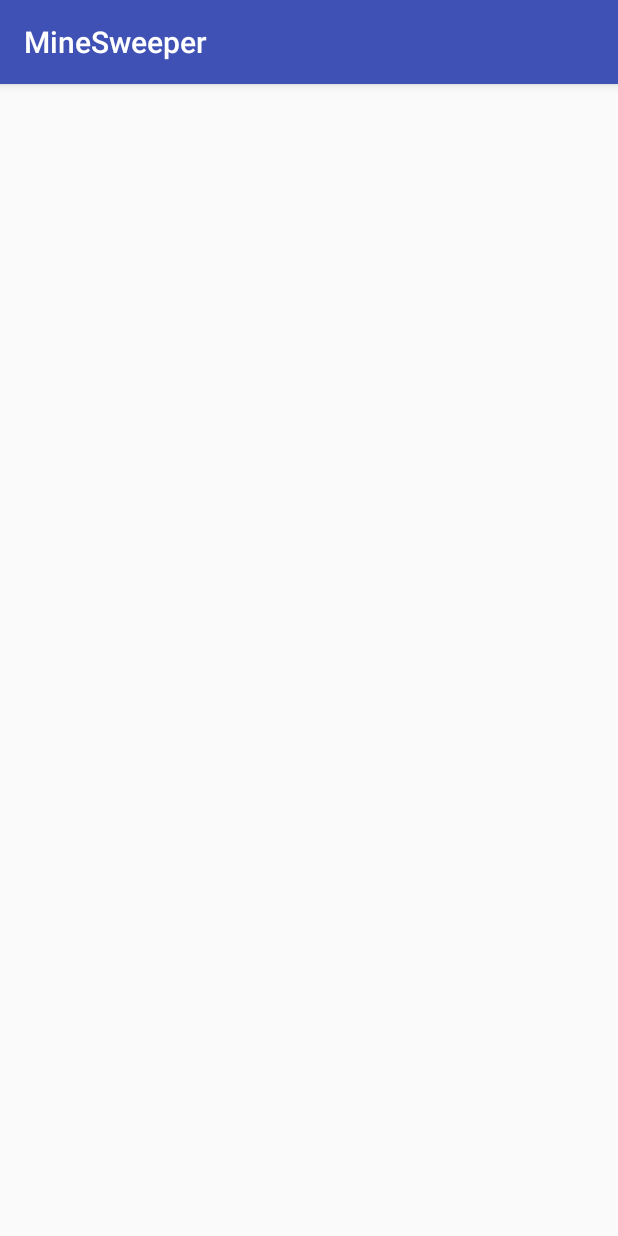
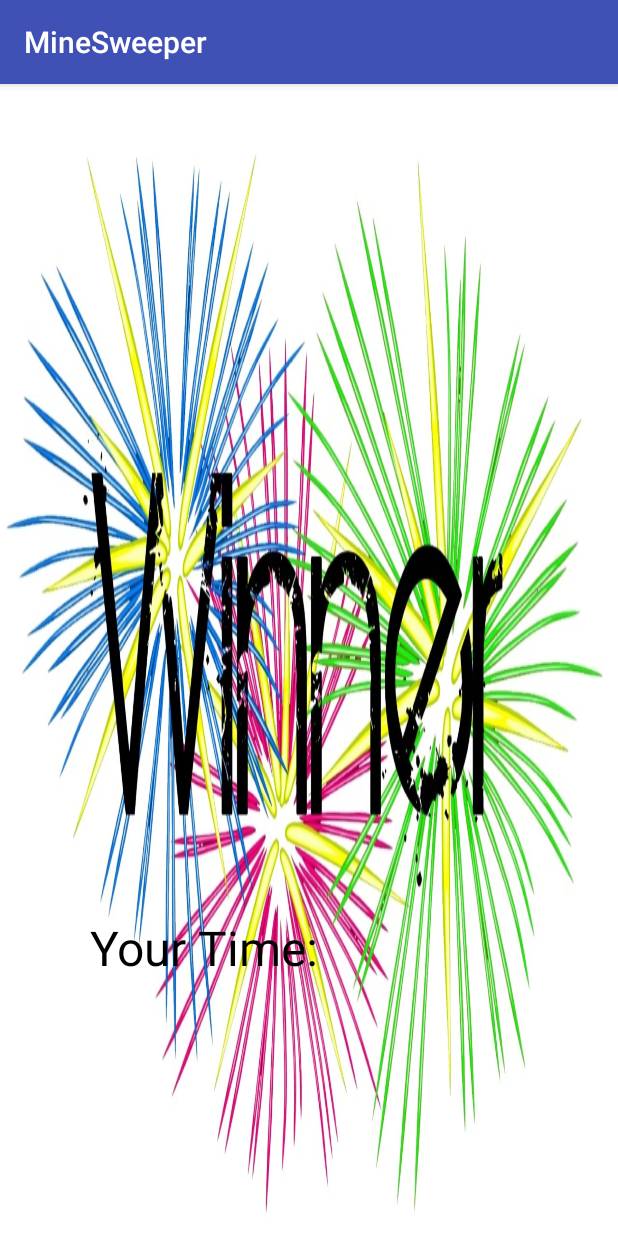
Before and after one commit to karin204/MineSweeper2, an Android app: the EndGameActivity screen opened directly, with no data from a screen before it, on a phone screen of 412 x 824 dp. Run offline under Robolectric (Android 15) with nearby library versions, the phone set to English and light mode, and no system bars; 1 statement that could not run was skipped.

Commit message:
cancel screen rotation creating new variable in mybutton class - background creating winning screen creating lose screen

```diff
--- a/app/src/main/java/com/example/karin/minesweeper/UI/EndGameActivity.java
+++ b/app/src/main/java/com/example/karin/minesweeper/UI/EndGameActivity.java
@@ -3,6 +3,7 @@ package com.example.karin.minesweeper.UI;
 import android.content.Intent;
 import android.support.v7.app.AppCompatActivity;
 import android.os.Bundle;
+import android.widget.RelativeLayout;
 import android.widget.TextView;
 
 import com.example.karin.minesweeper.R;
@@ -12,16 +13,30 @@ import org.w3c.dom.Text;
 public class EndGameActivity extends AppCompatActivity {
 
     private String result;
+    private String time;
     TextView txtRes;
+    TextView txtTime;
+    RelativeLayout endLayout;
 
     @Override
     protected void onCreate(Bundle savedInstanceState) {
         super.onCreate(savedInstanceState);
         setContentView(R.layout.activity_end_game);
         Intent intent = getIntent();
-        result = intent.getStringExtra(StartPageActivity.DETAILS);
-        txtRes = (TextView)findViewById(R.id.textView);
-        txtRes.setText(result);
+        result = intent.getStringExtra(GameActivity.RESULT) ;
+        time = intent.getStringExtra(GameActivity.TIMER);
+        endLayout = (RelativeLayout)findViewById(R.id.activity_end_game);
 
+        txtRes = (TextView)findViewById(R.id.txtPlayer);
+        txtTime = (TextView)findViewById((R.id.txtTime));
+
+        if(result.equals("Lose")) {
+            endLayout.setBackgroundResource(R.drawable.lose);
+            txtRes.setText("");
+        }
+        else {
+            endLayout.setBackgroundResource(R.drawable.winer);
+            txtTime.setText(time);
+        }
     }
 }
--- a/app/src/main/java/com/example/karin/minesweeper/UI/MyButton.java
+++ b/app/src/main/java/com/example/karin/minesweeper/UI/MyButton.java
@@ -1,5 +1,6 @@
 package com.example.karin.minesweeper.UI;
 import android.content.Context;
+import android.graphics.drawable.Drawable;
 import android.view.View;
 import android.widget.Button;
 
@@ -12,6 +13,7 @@ public class MyButton extends Button implements View.OnClickListener, View.OnLon
     private int row;
     private int col;
     private MyButtonListener listener;
+    private Drawable backGround;
 
     public MyButton(Context context,int row, int col)
     {
@@ -20,6 +22,7 @@ public class MyButton extends Button implements View.OnClickListener, View.OnLon
         this.col = col;
         setOnClickListener(this);
         setOnLongClickListener(this);
+        this.backGround = this.getBackground();
     }
 
     @Override
@@ -51,6 +54,9 @@ public class MyButton extends Button implements View.OnClickListener, View.OnLon
     public void setCol(int col)
     {this.col = col;}
 
+    public Drawable getBackGround()
+    {return this.backGround;}
+
     public void setListener(MyButtonListener listener)
     {this.listener = listener;}
 
--- a/app/src/main/res/layout/activity_end_game.xml
+++ b/app/src/main/res/layout/activity_end_game.xml
@@ -3,6 +3,7 @@
     xmlns:tools="http://schemas.android.com/tools"
     android:id="@+id/activity_end_game"
     android:layout_width="match_parent"
+    android:textSize="32sp"
     android:layout_height="match_parent"
     android:paddingBottom="@dimen/activity_vertical_margin"
     android:paddingLeft="@dimen/activity_horizontal_margin"
@@ -11,11 +12,28 @@
     tools:context="com.example.karin.minesweeper.UI.EndGameActivity">
 
     <TextView
-        android:text="TextView"
-        android:layout_width="100dp"
+        android:text="Your Time:"
+        android:layout_width="wrap_content"
         android:layout_height="50dp"
-        android:id="@+id/textView"
-        android:layout_marginTop="96dp"
-        android:layout_alignParentTop="true"
-        android:layout_centerHorizontal="true" />
+        android:id="@+id/txtPlayer"
+        android:textSize="32sp"
+        android:layout_alignParentBottom="true"
+        android:layout_alignParentLeft="true"
+        android:layout_alignParentStart="true"
+        android:layout_marginLeft="44dp"
+        android:layout_marginStart="44dp"
+        android:layout_marginBottom="148dp"
+        android:textColor="@android:color/black" />
+
+    <TextView
+        android:layout_width="wrap_content"
+        android:layout_height="wrap_content"
+        android:layout_alignTop="@+id/txtPlayer"
+        android:layout_toRightOf="@+id/txtPlayer"
+        android:layout_toEndOf="@+id/txtPlayer"
+        android:layout_marginLeft="56dp"
+        android:layout_marginStart="56dp"
+        android:layout_marginTop="14dp"
+        android:id="@+id/txtTime"
+        android:textColorHighlight="@android:color/black" />
 </RelativeLayout>
```
Also changed, not shown: app/src/main/AndroidManifest.xml (+6 -3 lines), app/src/main/java/com/example/karin/minesweeper/UI/GameActivity.java (+7 -4 lines), app/src/main/res/drawable/lose.jpg (added), app/src/main/res/drawable/winer.jpg (added).
